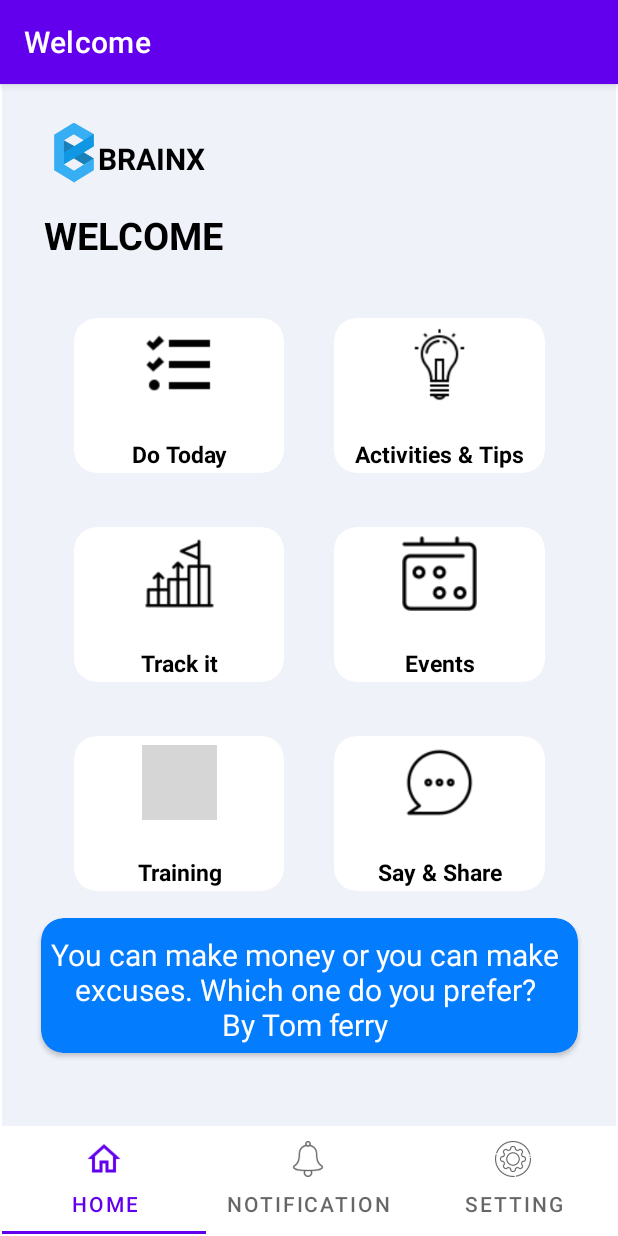
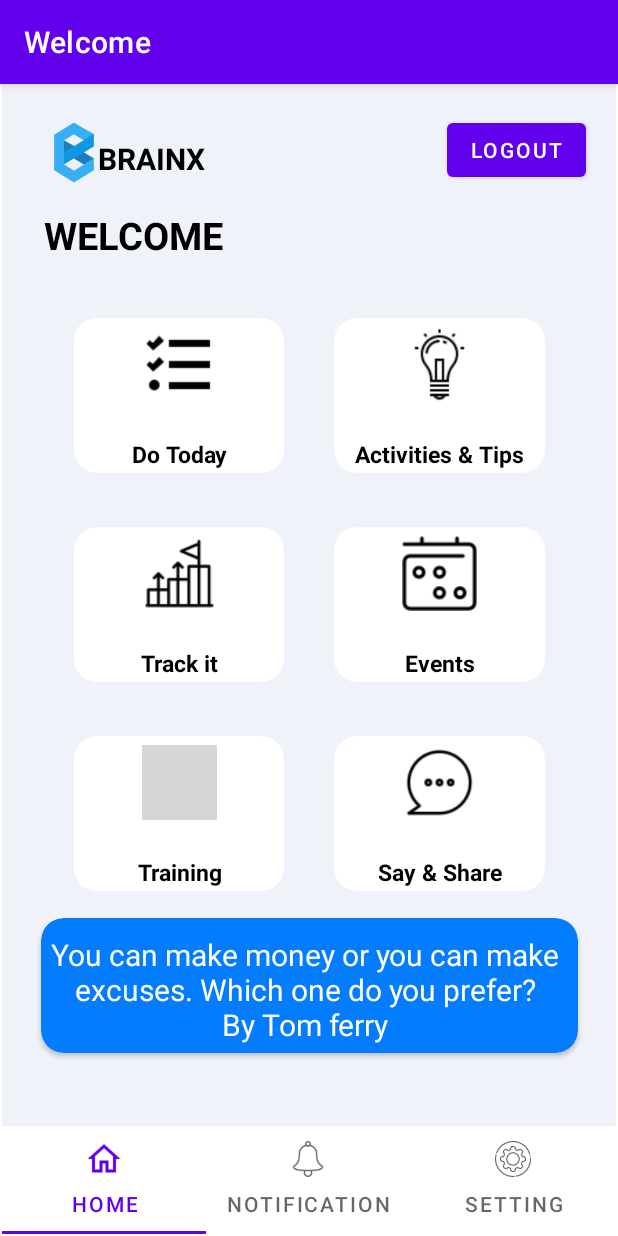
Before and after one commit to hafiz-abdulrehman-brainx/Demo-Project, an Android app: the HomeFragment screen opened directly, with no data from a screen before it, on a phone screen of 412 x 824 dp. Run offline under Robolectric (Android 15) with nearby library versions, the phone set to English and light mode, and no system bars; grey boxes are pictures that could not be loaded.

Commit message:
sharedPrefs for login, logout

```diff
--- a/app/src/main/java/com/example/demoproject/activities/TrainingActivity.kt
+++ b/app/src/main/java/com/example/demoproject/activities/TrainingActivity.kt
@@ -14,7 +14,7 @@ class TrainingActivity : AppCompatActivity() {
         binding = ActivityTrainingBinding.inflate(layoutInflater)
         setContentView(binding.root)
 
-        getSupportActionBar()?.setDisplayHomeAsUpEnabled(true);
+        supportActionBar?.setDisplayHomeAsUpEnabled(true);
 
         initializeTrainingNames()
         binding.Rv2.apply {
--- a/app/src/main/java/com/example/demoproject/adapters/ViewPageAdapter.kt
+++ b/app/src/main/java/com/example/demoproject/adapters/ViewPageAdapter.kt
@@ -9,29 +9,23 @@ import com.example.demoproject.fragments.NotificationsFragment
 import com.example.demoproject.fragments.SettingFragment
 
 class ViewPageAdapter(fm:FragmentManager):FragmentPagerAdapter(fm) {
-    @Suppress("DEPRECATION")
-    internal class TabsAdapter(
-        var context: Context,
-        fm: FragmentManager,
-        var totalTabs: Int,
-    )
     override fun getCount(): Int {
        return 3
     }
 
     override fun getItem(position: Int): Fragment {
-       when(position){
+        return when(position){
             0->{
-                return HomeFragment()
+                HomeFragment()
             }
             1->{
-               return NotificationsFragment()
+                NotificationsFragment()
             }
             2->{
-               return SettingFragment()
+                SettingFragment()
             }
             else->{
-               return HomeFragment()
+                HomeFragment()
             }
         }
     }
--- a/app/src/main/java/com/example/demoproject/fragments/HomeFragment.kt
+++ b/app/src/main/java/com/example/demoproject/fragments/HomeFragment.kt
@@ -1,29 +1,30 @@
 package com.example.demoproject.fragments
 import android.content.Intent
 import android.os.Bundle
-import android.util.Log
 import androidx.fragment.app.Fragment
 import android.view.LayoutInflater
 import android.view.View
 import android.view.ViewGroup
 import android.widget.Toast
+import androidx.appcompat.app.AppCompatActivity
 import androidx.recyclerview.widget.GridLayoutManager
 import com.example.demoproject.R
 import com.example.demoproject.adapters.RecyclerAdapter
 import com.example.demoproject.activities.TrainingActivity
 import com.example.demoproject.databinding.FragmentHomeBinding
-import com.example.demoproject.viewModel.WelcomeViewModel
 import androidx.fragment.app.viewModels
+import com.example.demoproject.MainActivity
 import com.example.demoproject.model.User
 import com.example.demoproject.repository.Repository
-import com.example.demoproject.viewModel.WelcomeViewModelFactory
+import com.example.demoproject.viewModel.LoginViewModel
+import com.example.demoproject.viewModel.LoginViewModelFactory
 
 class HomeFragment : Fragment() {
 
     private lateinit var images:List<Int>
-    lateinit var titles:List<String>
+    private lateinit var titles:List<String>
     private lateinit var binding: FragmentHomeBinding
-    private lateinit var welcomeViewModel: WelcomeViewModel
+    private lateinit var loginViewModel: LoginViewModel
 
     override fun onCreateView(
         inflater: LayoutInflater, container: ViewGroup?,
@@ -37,39 +38,30 @@ class HomeFragment : Fragment() {
     override fun onViewCreated(view: View, savedInstanceState: Bundle?) {
         super.onViewCreated(view, savedInstanceState)
         setAssets()
-        val adapter = RecyclerAdapter( titles,images )
-        binding.Rv.adapter = adapter
-        binding.Rv.apply {
-            layoutManager =GridLayoutManager(requireContext(),2, GridLayoutManager.VERTICAL,false)
+        initializeViewModel()
+        recyclerFunction()
+        val sharedPrefs = requireActivity().getSharedPreferences("userCredentials",
+            AppCompatActivity.MODE_PRIVATE
+        )
+        val username = sharedPrefs.getString("username","hafiz.abdulrehman@gmail.com")
+        val password = sharedPrefs.getString("password","123456")
+        val user = User(email = username!!,password = password)
+        loginViewModel.loginUser(user)
+        loginViewModel.userResponse.observe(viewLifecycleOwner) { response ->
+        binding.welcomeTxt.text = "WELCOME "+ response.name.toString()
         }
-        adapter.setOnClickListener(object : RecyclerAdapter.onItemClickListener {
-            override fun onItemClick(position: Int) {
-                Toast.makeText(requireContext().applicationContext,"item clicked :${titles[position]}", Toast.LENGTH_SHORT).show()
-                if(position ==4)
-                {
-                    Intent(requireContext().applicationContext, TrainingActivity::class.java).run{
-                        startActivity(this)
-                    }
+
+        binding.btnLogout.setOnClickListener {
+            if(sharedPrefs.contains("isLogin"))
+            {
+                val editor = sharedPrefs.edit()
+                editor.clear()
+                editor.apply()
+                Intent(requireContext().applicationContext, MainActivity::class.java).run{
+                    startActivity(this)
                 }
             }
-        })
-
-        createViewModel()
-
-        val bundle = arguments
-        Log.d("bundle object", bundle.toString())
-        val username = bundle?.getString("username") ?: "hafiz_training@mailinator.com"
-        val password = bundle?.getString("password") ?: "123456"
-        val user = User(email = username!!,password = password)
-        welcomeViewModel.loginUser(user)
-        welcomeViewModel.userResponse.observe(viewLifecycleOwner) { response ->
-        binding.welcomeTxt.append(response.name.toString())
         }
-    }
-    private fun createViewModel() {
-        val repository = Repository()
-        val welcomeViewModel1 : WelcomeViewModel by viewModels{ WelcomeViewModelFactory(repository) }
-        welcomeViewModel = welcomeViewModel1
 
     }
     private fun setAssets() {
@@ -90,4 +82,29 @@ class HomeFragment : Fragment() {
             R.drawable.comment
         )
     }
+    private fun initializeViewModel() {
+        val repository = Repository()
+        val loginViewModel1 : LoginViewModel by viewModels{ LoginViewModelFactory(repository) }
+        loginViewModel = loginViewModel1
+
+    }
+    private fun recyclerFunction() {
+        val adapter = RecyclerAdapter( titles,images )
+        binding.Rv.adapter = adapter
+        binding.Rv.apply {
+            layoutManager =GridLayoutManager(requireContext(),2, GridLayoutManager.VERTICAL,false)
+        }
+        adapter.setOnClickListener(object : RecyclerAdapter.onItemClickListener {
+            override fun onItemClick(position: Int) {
+                Toast.makeText(requireContext().applicationContext,"item clicked :${titles[position]}", Toast.LENGTH_SHORT).show()
+                if(position ==4)
+                {
+                    Intent(requireContext().applicationContext, TrainingActivity::class.java).run{
+                        startActivity(this)
+                    }
+                }
+            }
+        })
+    }
+
 }
--- /dev/null
+++ b/app/src/main/java/com/example/demoproject/viewModel/LoginViewModel.kt
@@ -0,0 +1,42 @@
+package com.example.demoproject.viewModel
+
+import android.util.Log
+import androidx.lifecycle.MutableLiveData
+import androidx.lifecycle.ViewModel
+import androidx.lifecycle.viewModelScope
+import com.example.demoproject.model.User
+import com.example.demoproject.repository.Repository
+import kotlinx.coroutines.Dispatchers
+import kotlinx.coroutines.launch
+import retrofit2.Call
+import retrofit2.Callback
+import retrofit2.Response
+import java.lang.Exception
+
+class LoginViewModel(private val repository: Repository):ViewModel() {
+    val userResponse : MutableLiveData<User> = MutableLiveData()
+    fun loginUser( user: User){
+        viewModelScope.launch(Dispatchers.IO) {
+            try {
+                val call : Call<User> =   repository.loginUser(user)
+                call.enqueue(object: Callback<User> {
+                    override fun onResponse(call: Call<User>, response: Response<User>) {
+                        if(response?.body() !=null){
+                            userResponse.postValue(response.body())
+                            val accessToken = response.headers()["Access-Token"].toString()
+                            Log.d("access token",accessToken)
+                        }
+
+                    }
+                    override fun onFailure(call: Call<User>, t: Throwable) {
+                        Log.d("Exception","Data not found")
+                    }
+                })
+            }
+            catch (e: Exception)
+            {
+                Log.d("Exception", e.toString())
+            }
+        }
+    }
+}
--- a/app/src/main/java/com/example/demoproject/viewModel/WelcomeViewModelFactory.kt
+++ b/app/src/main/java/com/example/demoproject/viewModel/LoginViewModelFactory.kt
@@ -4,10 +4,10 @@ import androidx.lifecycle.ViewModel
 import androidx.lifecycle.ViewModelProvider
 import com.example.demoproject.repository.Repository
 
-class WelcomeViewModelFactory(
+class LoginViewModelFactory(
     private val repository: Repository
     ):ViewModelProvider.Factory {
     override fun <T : ViewModel> create(modelClass: Class<T>): T {
-        return WelcomeViewModel(repository) as T
+        return LoginViewModel(repository) as T
     }
 }
--- a/app/src/main/java/com/example/demoproject/viewModel/WelcomeViewModel.kt
+++ b/app/src/main/java/com/example/demoproject/viewModel/WelcomeViewModel.kt
@@ -15,33 +15,7 @@ import retrofit2.Response
 import java.lang.Exception
 
 class WelcomeViewModel(private val repository: Repository):ViewModel() {
-    val userResponse :MutableLiveData<User> = MutableLiveData()
 
-    fun loginUser( user: User){
-        viewModelScope.launch(Dispatchers.IO) {
-            try {
-//                val user = User(email = "hafiz_training@mailinator.com",password = "123456")
-                val call : Call<User> =   repository.loginUser(user)
-                call.enqueue(object:Callback<User>{
-                    override fun onResponse(call: Call<User>, response: Response<User>) {
-                        if(response?.body() !=null){
-                            userResponse.postValue(response.body())
-                        }
-
-                    }
-
-                    override fun onFailure(call: Call<User>, t: Throwable) {
-                       Log.d("Exception","Data not found")
-                    }
-
-                })
-            }
-            catch (e:Exception)
-            {
-                Log.d("Exception", e.toString())
-            }
-        }
-    }
     fun getQuote(){
 
     }
--- a/app/src/main/res/layout/fragment_home.xml
+++ b/app/src/main/res/layout/fragment_home.xml
@@ -1,11 +1,11 @@
 <?xml version="1.0" encoding="utf-8"?>
 <ScrollView xmlns:android="http://schemas.android.com/apk/res/android"
+    xmlns:app="http://schemas.android.com/apk/res-auto"
+    xmlns:tools="http://schemas.android.com/tools"
     android:layout_width="match_parent"
     android:layout_height="match_parent"
     android:fillViewport="true">
-<androidx.constraintlayout.widget.ConstraintLayout xmlns:android="http://schemas.android.com/apk/res/android"
-    xmlns:app="http://schemas.android.com/apk/res-auto"
-    xmlns:tools="http://schemas.android.com/tools"
+<androidx.constraintlayout.widget.ConstraintLayout
     android:id="@+id/constraintLayout"
     android:layout_width="match_parent"
     android:layout_height="match_parent"
@@ -84,6 +84,16 @@
             android:gravity="center"/>
     </androidx.cardview.widget.CardView>
 
+    <Button
+        android:id="@+id/btnLogout"
+        android:layout_width="wrap_content"
+        android:layout_height="wrap_content"
+        android:layout_marginTop="20dp"
+        android:layout_marginEnd="20dp"
+        android:text="Logout"
+        app:layout_constraintEnd_toEndOf="parent"
+        app:layout_constraintTop_toTopOf="parent" />
+
 
 </androidx.constraintlayout.widget.ConstraintLayout>
 </ScrollView>
```
Also changed, not shown: app/src/main/java/com/example/demoproject/MainActivity.kt (+19 -27 lines), app/src/main/res/layout/activity_main.xml (+5 -2 lines). Lines whose indentation alone changed are shown as unchanged.
